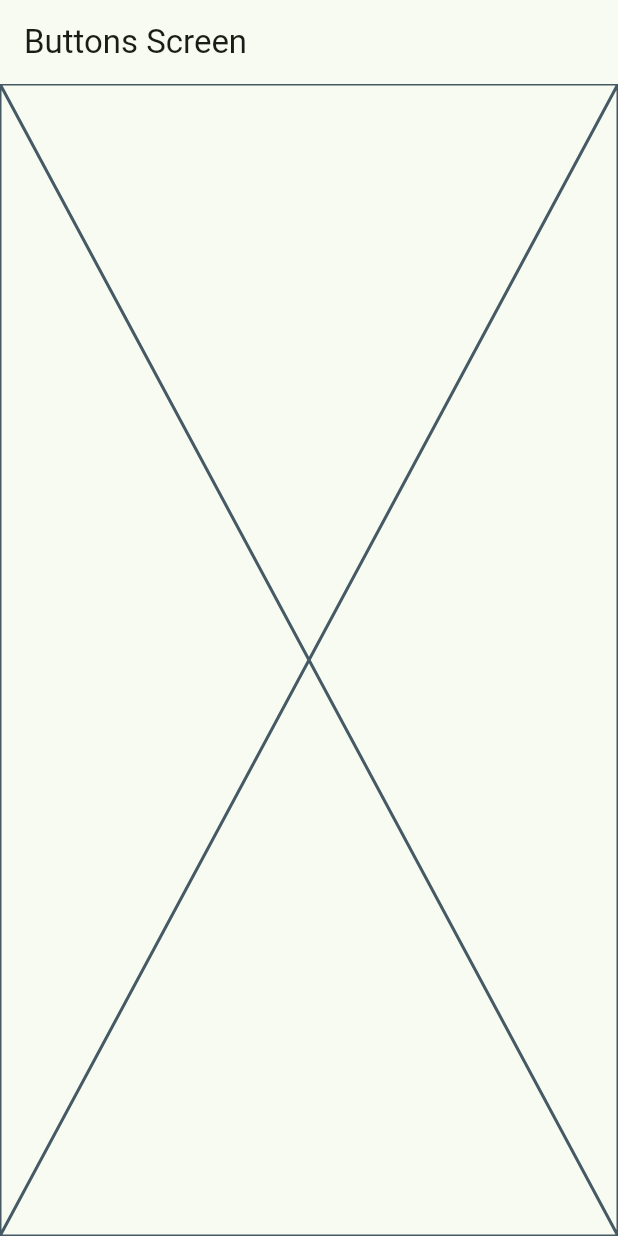
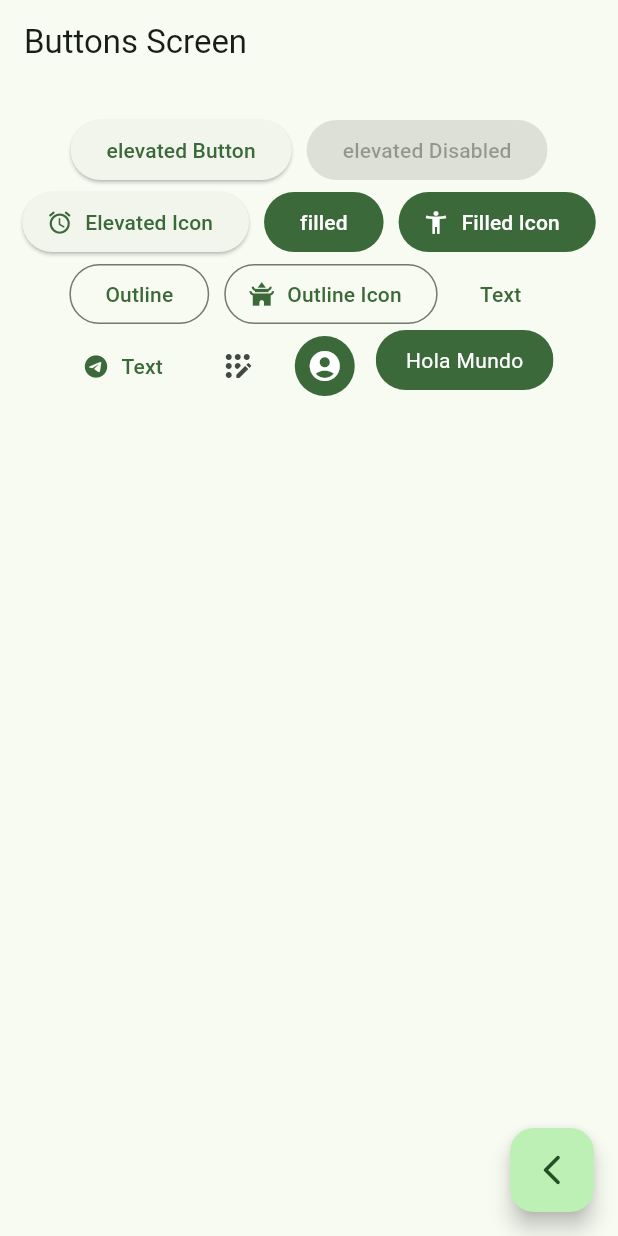
Before and after one commit to ciarte/widgets_app, a Flutter app: the ButtonsScreen screen opened by its route, on a phone screen of 412 x 824 dp. Run offline on Flutter 3.47's test engine with Material 2 defaults, Android fonts, the phone set to English and light mode, and no system bars; our stand-ins replace go_router.

Commit message:
flutter buttons

```diff
--- a/lib/presentation/screens/buttons/buttons_screen.dart
+++ b/lib/presentation/screens/buttons/buttons_screen.dart
@@ -1,4 +1,5 @@
 import 'package:flutter/material.dart';
+import 'package:go_router/go_router.dart';
 
 class ButtonsScreen extends StatelessWidget {
   static const String name = 'buttons_screen';
@@ -10,7 +11,96 @@ class ButtonsScreen extends StatelessWidget {
       appBar: AppBar(
         title: const Text('Buttons Screen'),
       ),
-      body: const Placeholder(),
+      body: const _ButtonsView(),
+      floatingActionButton: FloatingActionButton(
+        onPressed: () {
+          context.pop();
+        },
+        child: const Icon(Icons.arrow_back_ios_new_rounded),
+      ),
     );
   }
 }
+
+class _ButtonsView extends StatelessWidget {
+  const _ButtonsView();
+
+  @override
+  Widget build(BuildContext context) {
+    final colors = Theme.of(context).colorScheme;
+
+    return SizedBox(
+      width: double.infinity,
+      child: Padding(
+        padding: const EdgeInsets.symmetric(horizontal: 10, vertical: 20),
+        child: Wrap(spacing: 10, alignment: WrapAlignment.center, children: [
+          ElevatedButton(
+            onPressed: () {},
+            child: const Text('elevated Button'),
+          ),
+          const ElevatedButton(
+            onPressed: null,
+            child: Text('elevated Disabled'),
+          ),
+          ElevatedButton.icon(
+              onPressed: () {},
+              icon: const Icon(Icons.access_alarm_rounded),
+              label: const Text('Elevated Icon')),
+          FilledButton(
+            onPressed: () {},
+            child: const Text('filled'),
+          ),
+          FilledButton.icon(
+              onPressed: () {},
+              icon: const Icon(Icons.accessibility_new),
+              label: const Text('Filled Icon')),
+          OutlinedButton(onPressed: () {}, child: const Text('Outline')),
+          OutlinedButton.icon(
+              onPressed: () {},
+              icon: const Icon(Icons.temple_buddhist),
+              label: const Text('Outline Icon')),
+          TextButton(onPressed: () {}, child: const Text('Text')),
+          TextButton.icon(
+            onPressed: () {},
+            icon: const Icon(Icons.telegram_outlined),
+            label: const Text('Text'),
+          ),
+          IconButton(
+            onPressed: () {},
+            icon: const Icon(Icons.app_registration_rounded),
+          ),
+          IconButton(
+            onPressed: () {},
+            icon: const Icon(Icons.account_circle_sharp),
+            style: ButtonStyle(
+              backgroundColor: MaterialStatePropertyAll(colors.primary),
+              iconColor: const MaterialStatePropertyAll(Colors.white),
+            ),
+          ),
+          const CustomButton(),
+        ]),
+      ),
+    );
+  }
+}
+
+class CustomButton extends StatelessWidget {
+  const CustomButton({super.key});
+
+  @override
+  Widget build(BuildContext context) {
+    final colors = Theme.of(context).colorScheme;
+    return ClipRRect(
+      borderRadius: BorderRadius.circular(20),
+      child: Material(
+          color: colors.primary,
+          child: InkWell(
+              onTap: () {},
+              child: const Padding(
+                padding: EdgeInsets.symmetric(horizontal: 20, vertical: 10),
+                child:
+                    Text('Hola Mundo', style: TextStyle(color: Colors.white)),
+              ))),
+    );
+  }
+}
```
